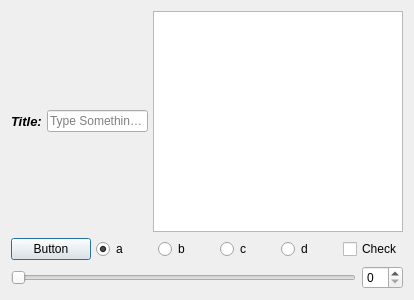
Above: ui/SimpleUI.ui from crystalsu2008/PyQt_For_Maya-2016-2017 before the change. Below: the same form after it.
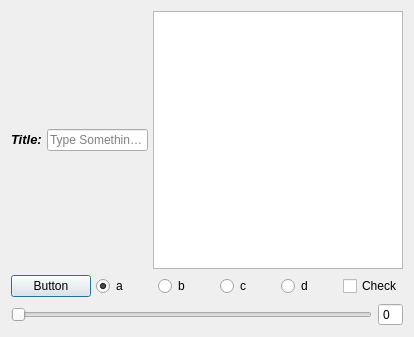
That is the form after the change.

What changed in the file:
```diff
--- a/ui/SimpleUI.ui
+++ b/ui/SimpleUI.ui
@@ -7,7 +7,7 @@
     <x>0</x>
     <y>0</y>
     <width>414</width>
-    <height>300</height>
+    <height>337</height>
    </rect>
   </property>
   <property name="windowTitle">
@@ -118,7 +118,11 @@
       </widget>
      </item>
      <item>
-      <widget class="QSpinBox" name="example_sb"/>
+      <widget class="QSpinBox" name="example_sb">
+       <property name="buttonSymbols">
+        <enum>QAbstractSpinBox::NoButtons</enum>
+       </property>
+      </widget>
      </item>
     </layout>
    </item>
```
Left out of the diff: 31 changed lines with no effect on the pictures.
